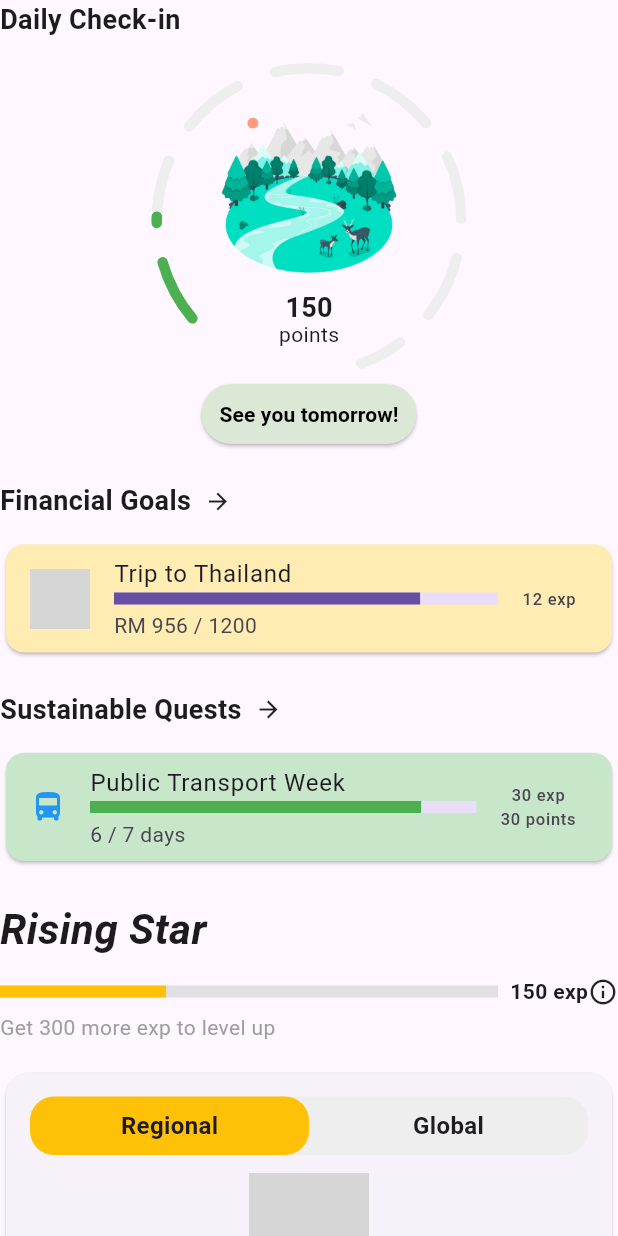
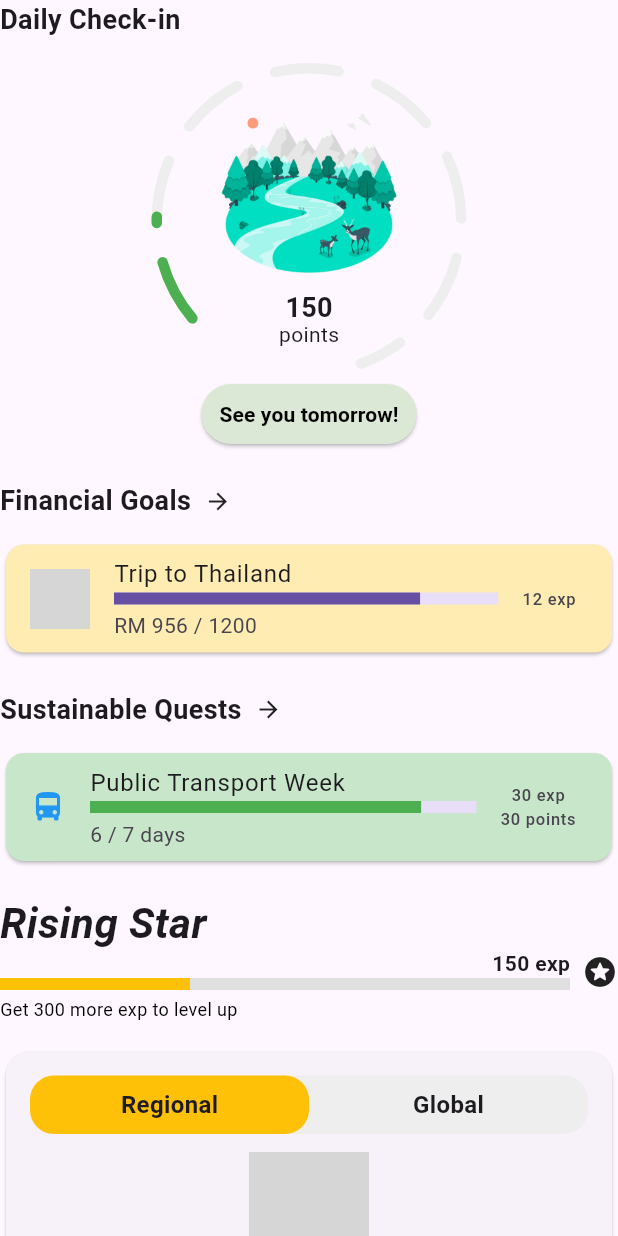
Before and after one commit to junhubdotcom/steadypunpipi_kitahack, a Flutter app: the MissionTab1 widget shown alone on an empty page, opened directly, on a phone screen of 412 x 824 dp. Run offline on Flutter 3.47's test engine with Material 3 defaults, Android fonts, the phone set to English and light mode, and no system bars; drawn by our look-alikes of dashed_circular_progress_bar; network calls fail; grey boxes are pictures that could not be loaded.

Commit message:
third commit

```diff
--- a/lib/components/mission_tab1.dart
+++ b/lib/components/mission_tab1.dart
@@ -6,8 +6,7 @@ class MissionTab1 extends StatelessWidget {
 
   @override
   Widget build(BuildContext context) {
-    return SingleChildScrollView(
-      child: Column(
+    return Column(
       children: [
           _buildDailyCheckIn(),
           SizedBox(height: 21),
@@ -17,7 +16,6 @@ class MissionTab1 extends StatelessWidget {
           SizedBox(height: 21),
         _buildLeaderboard()
       ],
-      ),
     );
   }
 
@@ -174,7 +172,6 @@ class MissionTab1 extends StatelessWidget {
       crossAxisAlignment: CrossAxisAlignment.start,
       children: [
         _buildTitle(),
-        SizedBox(height: 12),
         _buildProgressBar(),
         SizedBox(height: 16),
         _buildLeaderboardCard(),
@@ -189,6 +186,7 @@ class MissionTab1 extends StatelessWidget {
         fontSize: 28,
         fontWeight: FontWeight.bold,
         fontStyle: FontStyle.italic,
+        height: 0
       ),
     );
   }
@@ -199,22 +197,28 @@ class MissionTab1 extends StatelessWidget {
       children: [
         Row(
           mainAxisAlignment: MainAxisAlignment.spaceBetween,
+          crossAxisAlignment: CrossAxisAlignment.end,
           children: [
             Expanded(
-              child: LinearProgressIndicator(
+              child: Column(
+                crossAxisAlignment: CrossAxisAlignment.end,
+                children: [
+                  Text("150 exp", style: TextStyle(fontWeight: FontWeight.bold)),
+                  LinearProgressIndicator(
                     value: 150 / 450,
                     minHeight: 8,
                     backgroundColor: Colors.grey[300],
                     color: Colors.amber,
                   ),
+                ],
+              ),
             ),
             SizedBox(width: 8),
-            Text("150 exp", style: TextStyle(fontWeight: FontWeight.bold)),
-            Icon(Icons.info_outline, size: 20),
+            Icon(Icons.stars_rounded, size: 24),
           ],
         ),
         SizedBox(height: 4),
-        Text("Get 300 more exp to level up", style: TextStyle(fontSize: 14, color: Colors.grey)),
+        Text("Get 300 more exp to level up", style: TextStyle(fontSize: 12, color: Colors.black)),
       ],
     );
   }
--- a/lib/screens/mission.dart
+++ b/lib/screens/mission.dart
@@ -35,7 +35,7 @@ class MissionPage extends StatelessWidget {
                 child: Column(
                   crossAxisAlignment: CrossAxisAlignment.start,
                   children: [
-                    MissionTab1(),
+                    SingleChildScrollView(scrollDirection: Axis.vertical, child: MissionTab1()),
                   ],
                 ),
               ),
```
Lines whose indentation alone changed are shown as unchanged.
